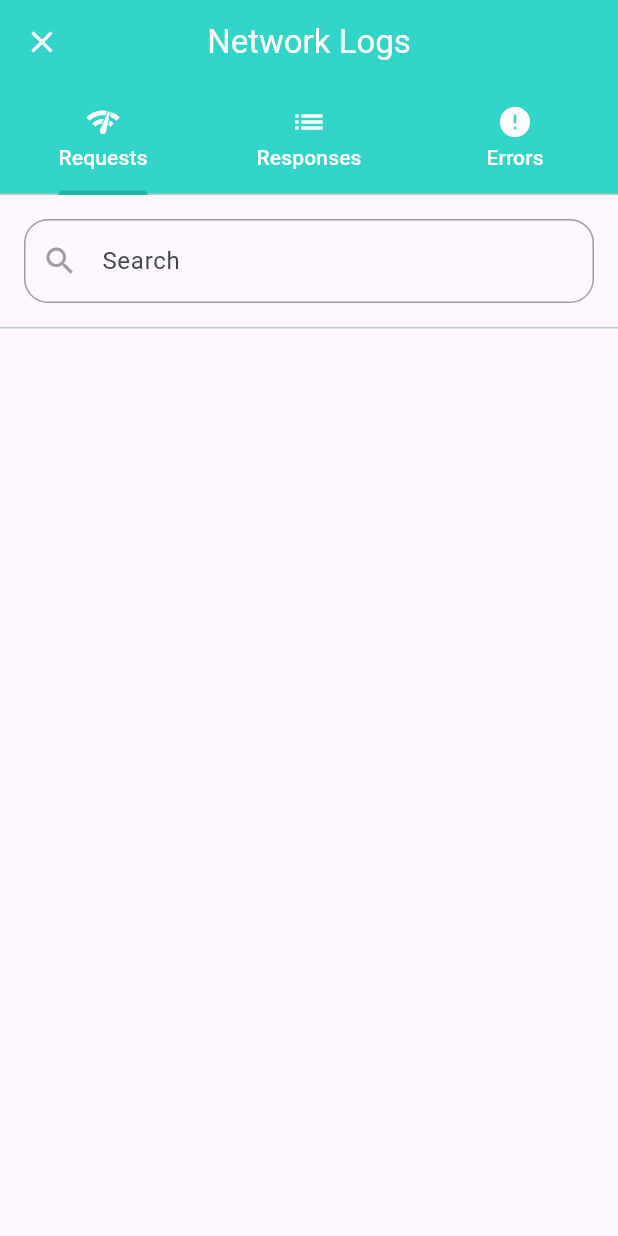
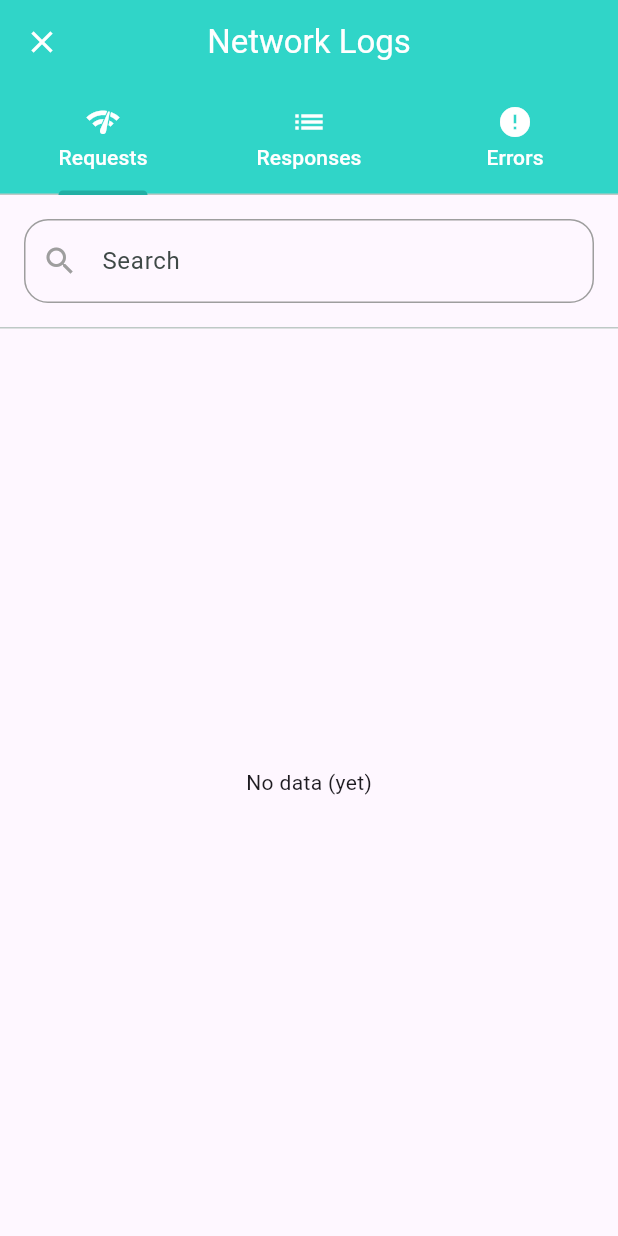
Before and after one commit to gokhancvs/fancy_dio_inspector, a Flutter app: the screen it shows after launch, after a tap on "Open FancyDioInspectorView", on a phone screen of 412 x 824 dp. Run offline on Flutter 3.47's test engine with Material 3 defaults, Android fonts, the phone set to English and light mode, and no system bars; our stand-ins replace dio.

Commit message:
feature: Add info text for no data and no search results

```diff
--- a/lib/src/l10n/fancy_strings.dart
+++ b/lib/src/l10n/fancy_strings.dart
@@ -25,4 +25,7 @@ mixin FancyStrings {
   static const String copy = 'Copy';
   static const String copied = 'Copied';
   static const String cURLCopied = 'cURL Copied';
+
+  static const String noDataYet = 'No data (yet)';
+  static const String noSearchResults = 'No search results';
 }
--- a/lib/src/models/fancy_dio_inspector/fancy_dio_inspector_l10n_options.dart
+++ b/lib/src/models/fancy_dio_inspector/fancy_dio_inspector_l10n_options.dart
@@ -33,7 +33,7 @@ class FancyDioInspectorL10nOptions {
   final String copiedText;
 
   /// [cURLCopiedText] is used when the cURL button is pressed. Defaults to
-  /// Defaults to `cURL Copied`.
+  /// `cURL Copied`.
   final String cURLCopiedText;
 
   /// [urlTitleText] is used where the url is displayed. Defaults to `URL`.
@@ -55,6 +55,14 @@ class FancyDioInspectorL10nOptions {
   /// `ERROR BODY`.
   final String errorTitleText;
 
+  /// [noDataYetText] is used when there is no data yet. Defaults to `No data
+  /// (yet)`.
+  final String noDataYetText;
+
+  /// [noSearchResultsText] is used when there are no search results. Defaults
+  /// to `No search results`.
+  final String noSearchResultsText;
+
   const FancyDioInspectorL10nOptions({
     this.appBarText = FancyStrings.appBarText,
     this.requestsText = FancyStrings.requests,
@@ -70,5 +78,7 @@ class FancyDioInspectorL10nOptions {
     this.headersTitleText = FancyStrings.headersTitle,
     this.responseTitleText = FancyStrings.responseTitle,
     this.errorTitleText = FancyStrings.errorTitle,
+    this.noDataYetText = FancyStrings.noDataYet,
+    this.noSearchResultsText = FancyStrings.noSearchResults,
   });
 }
--- a/lib/src/ui/widgets/fancy_dio_tab_view.dart
+++ b/lib/src/ui/widgets/fancy_dio_tab_view.dart
@@ -40,9 +40,11 @@ class _FancyDioTabViewState<T extends NetworkBaseModel>
 
   @override
   Widget build(BuildContext context) {
+    final showSearch = widget.tileOptions.showSearch;
+
     return Column(
       children: [
-        if (widget.tileOptions.showSearch) ...[
+        if (showSearch) ...[
           Padding(
             padding: const EdgeInsets.all(16),
             child: FancySearchField(
@@ -53,7 +55,27 @@ class _FancyDioTabViewState<T extends NetworkBaseModel>
           const Divider(height: 1),
         ],
         Expanded(
-          child: ListView.separated(
+          child: Builder(
+            builder: (context) {
+              if (widget.components.isEmpty) {
+                return Center(
+                  child: Padding(
+                    padding: const EdgeInsets.all(16),
+                    child: Text(widget.l10nOptions.noDataYetText),
+                  ),
+                );
+              }
+
+              if (filteredComponents.isEmpty) {
+                return Center(
+                  child: Padding(
+                    padding: const EdgeInsets.all(16),
+                    child: Text(widget.l10nOptions.noSearchResultsText),
+                  ),
+                );
+              }
+
+              return ListView.separated(
                 itemCount: filteredComponents.length,
                 separatorBuilder: (context, index) => const Divider(height: 8),
                 itemBuilder: (context, index) {
@@ -68,6 +90,8 @@ class _FancyDioTabViewState<T extends NetworkBaseModel>
                     ),
                   );
                 },
+              );
+            },
           ),
         ),
       ],
```
Lines whose indentation alone changed are shown as unchanged.
